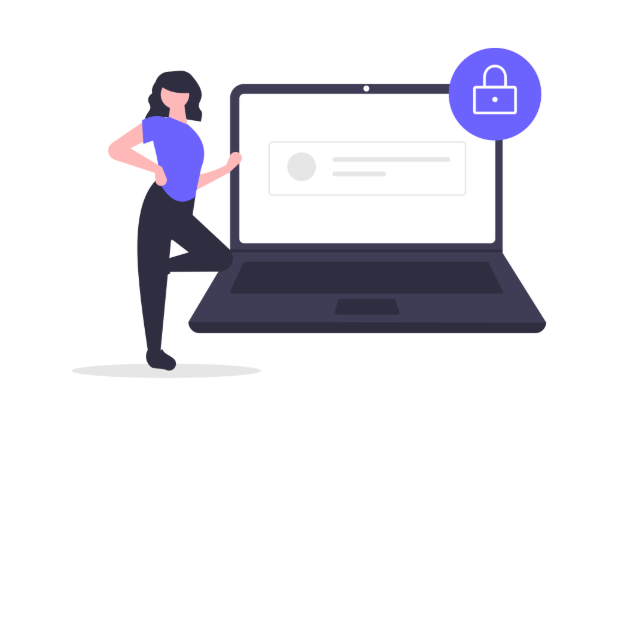
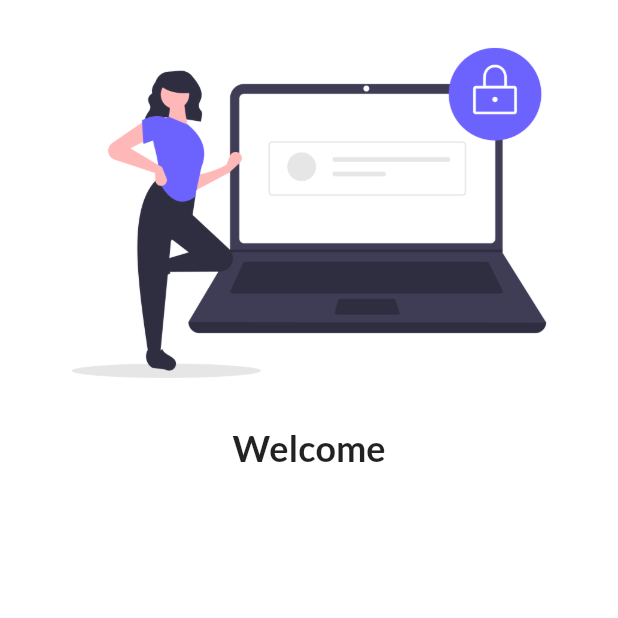
Before and after one commit to derpLLC/catalog, a Flutter app: the screen it shows after launch, on a phone screen of 412 x 824 dp, the top half of it. Run offline on Flutter 3.47's test engine with Material 2 defaults, Android fonts, the phone set to English and light mode, and no system bars; our stand-ins replace google_fonts.

Commit message:
lib: login: add fonts to the text
Signed-off-by: Ayush Dubey <ayushdubey70@gmail.com>

```diff
--- a/lib/main.dart
+++ b/lib/main.dart
@@ -1,6 +1,7 @@
 import 'package:catalog/screens/login_page.dart';
 import 'package:flutter/material.dart';
 import 'screens/home_page.dart';
+import 'package:google_fonts/google_fonts.dart';
 
 void main() {
   runApp(MyApp());
@@ -13,6 +14,9 @@ class MyApp extends StatelessWidget {
   Widget build(BuildContext context) {
     return MaterialApp(
       themeMode: ThemeMode.system,
+      theme: ThemeData(
+        fontFamily: GoogleFonts.lato().fontFamily,
+      ),
       initialRoute: 'login_page',
       routes: {
         'home_page': (context)  => HomePage(),
--- a/lib/screens/login_page.dart
+++ b/lib/screens/login_page.dart
@@ -1,3 +1,4 @@
+import 'package:flutter/cupertino.dart';
 import 'package:flutter/material.dart';
 
 class LoginPage extends StatelessWidget {
@@ -12,6 +13,13 @@ class LoginPage extends StatelessWidget {
               "assets/images/login.png",
             fit: BoxFit.cover,
           ),
+          Text(
+              "Welcome",
+            style: TextStyle(
+              fontWeight: FontWeight.bold,
+              fontSize: 24.0,
+            ),
+          ),
         ],
       ),
     );
--- a/pubspec.yaml
+++ b/pubspec.yaml
@@ -28,6 +28,7 @@ dependencies:
   # The following adds the Cupertino Icons font to your application.
   # Use with the CupertinoIcons class for iOS style icons.
   cupertino_icons: ^1.0.2
+  google_fonts: ^2.1.0
 
 dev_dependencies:
   flutter_test:
```
Also changed, not shown: pubspec.lock.
